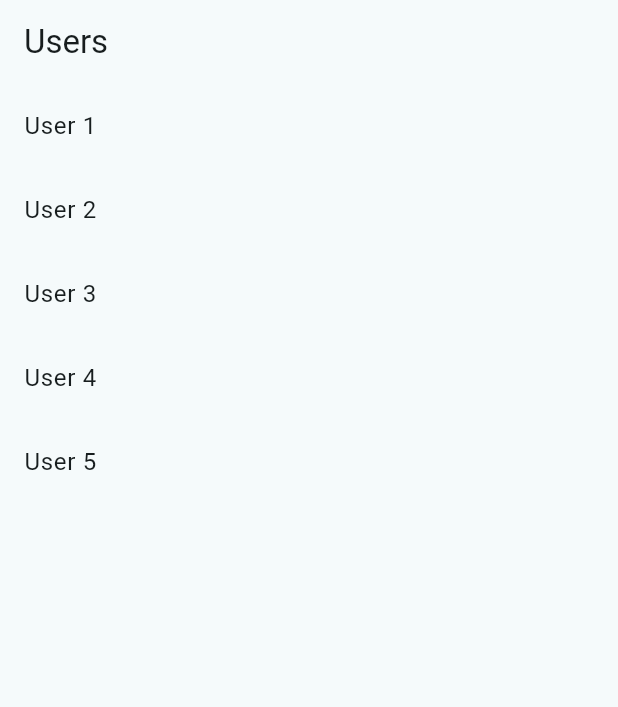
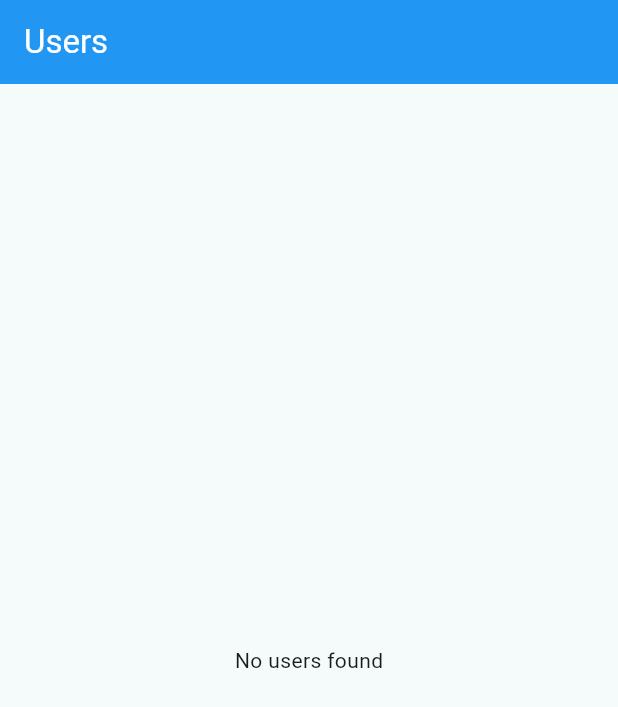
Before and after one commit to DanielFRico/ecommerce, a Flutter app: the UsersPage screen opened by its route, on a phone screen of 412 x 824 dp. Shown: the top 707 px of the screen. Run offline on Flutter 3.47's test engine with Material 3 defaults, Android fonts, the phone set to English and light mode, and no system bars; our stand-ins replace bloc, cloud_firestore, dio, firebase_auth, firebase_core, flutter_bloc and 3 more; missing offline and left inert: firebase_ui_auth; accounts and stored records are empty; network calls fail.

Commit message:
feat: more advances

```diff
--- /dev/null
+++ b/lib/app/core/data/remote/service/users_service.dart
@@ -0,0 +1,14 @@
+import 'package:ecommerce/app/users/presentation/model/user.dart';
+import 'package:cloud_firestore/cloud_firestore.dart';
+
+class UserService {
+  final FirebaseFirestore _firestore = FirebaseFirestore.instance;
+
+  Future<List<UserModel>> getUsers() async {
+    final QuerySnapshot snapshot = await _firestore.collection('users').get();
+    return snapshot.docs
+        .map((doc) =>
+            UserModel.fromFirestore(doc.data() as Map<String, dynamic>, doc.id))
+        .toList();
+  }
+}
--- a/lib/app/users/prensentation/pages/users_page.dart
+++ /dev/null
@@ -1,34 +0,0 @@
-import 'package:flutter/material.dart';
-
-class UsersPage extends StatelessWidget {
-  final List<String> users = [
-    'User 1',
-    'User 2',
-    'User 3',
-    'User 4',
-    'User 5',
-  ];
-
-  @override
-  Widget build(BuildContext context) {
-    return Scaffold(
-      appBar: AppBar(
-        title: Text('Users'),
-      ),
-      body: ListView.builder(
-        itemCount: users.length,
-        itemBuilder: (context, index) {
-          return ListTile(
-            title: Text(users[index]),
-          );
-        },
-      ),
-    );
-  }
-}
-
-void main() {
-  runApp(MaterialApp(
-    home: UsersPage(),
-  ));
-}
--- /dev/null
+++ b/lib/app/users/presentation/model/user.dart
@@ -0,0 +1,26 @@
+import 'package:cloud_firestore/cloud_firestore.dart';
+
+class UserModel {
+  final String id;
+  final String name;
+  final String photoURL;
+  final String email;
+  final Timestamp createdAt;
+
+  UserModel(
+      {required this.id,
+      required this.name,
+      required this.photoURL,
+      required this.email,
+      required this.createdAt});
+
+  factory UserModel.fromFirestore(Map<String, dynamic> data, String id) {
+    return UserModel(
+      id: id,
+      name: data['name'] ?? '',
+      photoURL: data['photoURL'] ?? '',
+      email: data['email'] ?? '',
+      createdAt: data['createdAt'] ?? '',
+    );
+  }
+}
--- /dev/null
+++ b/lib/app/users/presentation/pages/users_page.dart
@@ -0,0 +1,66 @@
+import 'package:flutter/material.dart';
+import 'package:ecommerce/app/users/presentation/model/user.dart';
+import 'package:ecommerce/app/core/data/remote/service/users_service.dart';
+
+class UsersPage extends StatefulWidget {
+  const UsersPage({super.key});
+
+  @override
+  _UsersPageState createState() => _UsersPageState();
+}
+
+class _UsersPageState extends State<UsersPage> {
+  final UserService _userService = UserService();
+  late Future<List<UserModel>> _usersFuture;
+
+  @override
+  void initState() {
+    super.initState();
+    _usersFuture = _userService.getUsers();
+  }
+
+  @override
+  Widget build(BuildContext context) {
+    return SafeArea(
+      child: Scaffold(
+        appBar: AppBar(
+          backgroundColor: Colors.blue,
+          title: const Text(
+            'Users',
+            style: TextStyle(color: Colors.white),
+          ),
+        ),
+        body: FutureBuilder<List<UserModel>>(
+          future: _usersFuture,
+          builder: (context, snapshot) {
+            if (snapshot.connectionState == ConnectionState.waiting) {
+              return const Center(child: CircularProgressIndicator());
+            } else if (snapshot.hasError) {
+              return Center(child: Text('Error: ${snapshot.error}'));
+            } else if (!snapshot.hasData || snapshot.data!.isEmpty) {
+              return const Center(child: Text('No users found'));
+            } else {
+              final users = snapshot.data!;
+              return ListView.builder(
+                itemCount: users.length,
+                itemBuilder: (context, index) {
+                  return ListTile(
+                    leading: CircleAvatar(
+                      backgroundImage: NetworkImage(users[index].photoURL),
+                    ),
+                    title: Text(users[index].name),
+                    subtitle: Text(
+                      users[index].createdAt.toDate().toString(),
+                      style: TextStyle(fontSize: 8),
+                    ),
+                    trailing: Text(users[index].email),
+                  );
+                },
+              );
+            }
+          },
+        ),
+      ),
+    );
+  }
+}
--- a/pubspec.yaml
+++ b/pubspec.yaml
@@ -43,6 +43,7 @@ dependencies:
   firebase_core: ^3.4.0
   firebase_auth: ^5.2.0
   firebase_ui_auth: ^1.15.0
+  cloud_firestore: ^5.4.0
 
 dev_dependencies:
   flutter_test:
```
Also changed, not shown: lib/app/home/presentation/pages/navigator_observer.dart (added, +11 -0 lines), lib/app/login/presentation/pages/login_page.dart (+29 -14 lines), lib/app/main_app.dart (+7 -1 lines), lib/app/signup/presentacion/signup_page.dart (added, +167 -0 lines), pubspec.lock.
